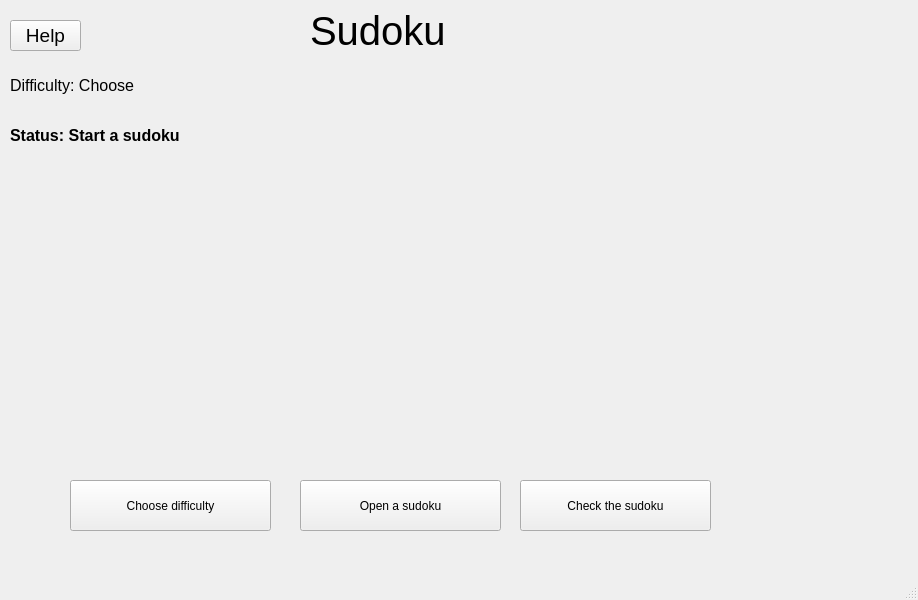
The window that src/gui/components/mainwindow.ui (ArttuLe/ot-harjoitustyo) describes before a commit, drawn with Qt 5.
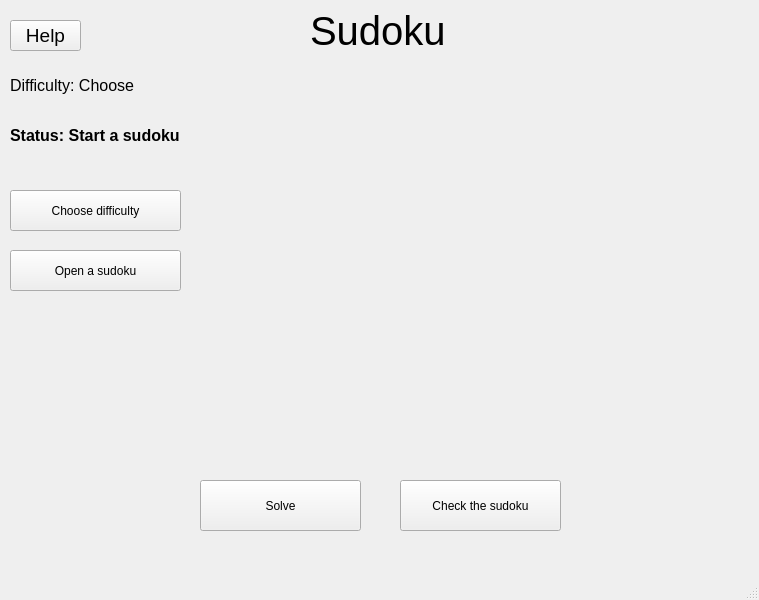
The same window after the commit.

Patch:
```diff
--- a/src/gui/components/mainwindow.ui
+++ b/src/gui/components/mainwindow.ui
@@ -6,10 +6,16 @@
    <rect>
     <x>0</x>
     <y>0</y>
-    <width>918</width>
+    <width>759</width>
     <height>600</height>
    </rect>
   </property>
+  <property name="sizePolicy">
+   <sizepolicy hsizetype="Fixed" vsizetype="Fixed">
+    <horstretch>0</horstretch>
+    <verstretch>0</verstretch>
+   </sizepolicy>
+  </property>
   <property name="windowTitle">
    <string>MainWindow</string>
   </property>
@@ -20,10 +26,10 @@
    <widget class="QPushButton" name="set_difficulty">
     <property name="geometry">
      <rect>
-      <x>70</x>
-      <y>480</y>
-      <width>201</width>
-      <height>51</height>
+      <x>10</x>
+      <y>190</y>
+      <width>171</width>
+      <height>41</height>
      </rect>
     </property>
     <property name="text">
@@ -33,10 +39,10 @@
    <widget class="QPushButton" name="open_sudoku">
     <property name="geometry">
      <rect>
-      <x>300</x>
-      <y>480</y>
-      <width>201</width>
-      <height>51</height>
+      <x>10</x>
+      <y>250</y>
+      <width>171</width>
+      <height>41</height>
      </rect>
     </property>
     <property name="text">
@@ -82,9 +88,9 @@
    <widget class="QPushButton" name="check_sudoku">
     <property name="geometry">
      <rect>
-      <x>520</x>
+      <x>400</x>
       <y>480</y>
-      <width>191</width>
+      <width>161</width>
       <height>51</height>
      </rect>
     </property>
@@ -150,6 +156,19 @@
      <string>Help</string>
     </property>
    </widget>
+   <widget class="QPushButton" name="solve_button">
+    <property name="geometry">
+     <rect>
+      <x>200</x>
+      <y>480</y>
+      <width>161</width>
+      <height>51</height>
+     </rect>
+    </property>
+    <property name="text">
+     <string>Solve</string>
+    </property>
+   </widget>
   </widget>
   <widget class="QMenuBar" name="menubar">
    <property name="geometry">
```
Left out of the diff: 2 changed lines with no effect on the pictures.
